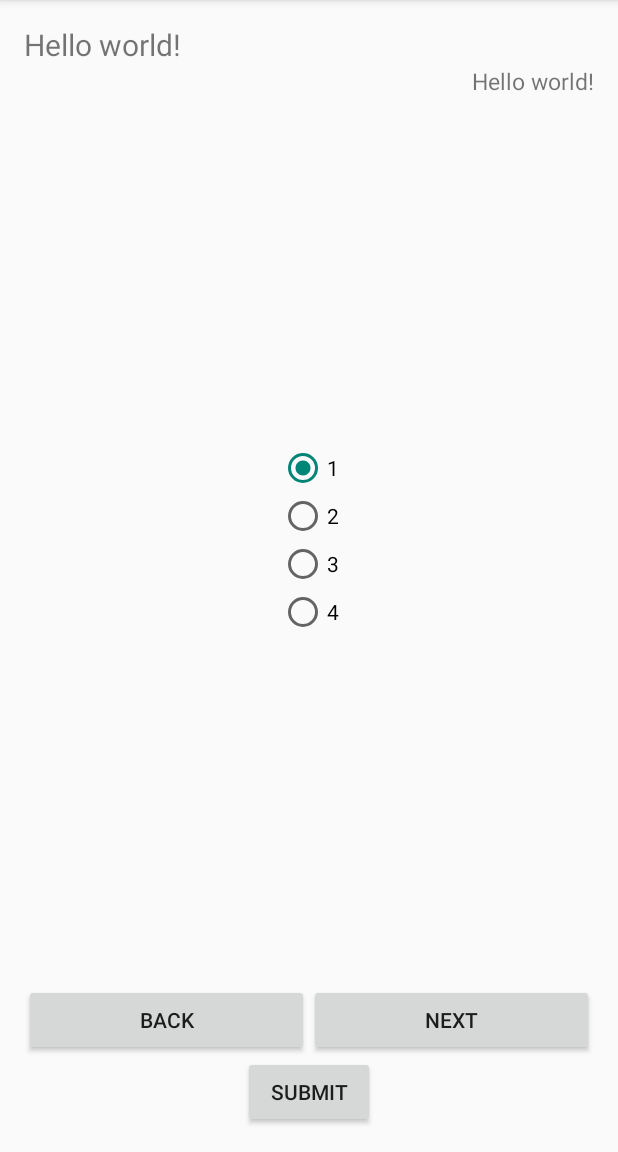
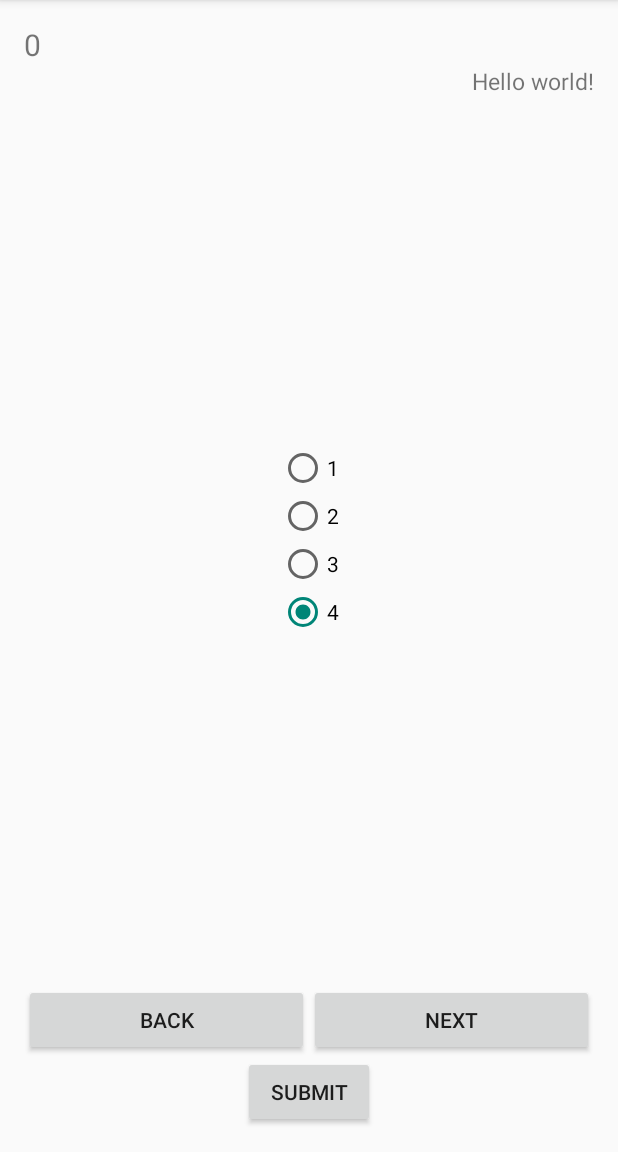
Before and after one commit to tams1993/HomeButton, an Android app: the screen it shows after launch (MainActivity), on a phone screen of 412 x 824 dp, the part 84-1236 px from its top. Run offline under Robolectric (Android 15) with nearby library versions, the phone set to English and light mode, and no system bars.

```diff
--- a/app/src/main/java/app/gko/homebutton/MainActivity.java
+++ b/app/src/main/java/app/gko/homebutton/MainActivity.java
@@ -26,14 +26,16 @@ public class MainActivity extends ActionBarActivity {
 
     private RadioGroup radioGroup;
     private RadioButton radioButton;
-    private Button button;
-    private TextView textView;
+    private Button button, btnBack, btnNext;
+    private TextView textView, textView2;
     private String jsonString ="{\"question_all\":{\"question\":[{\"q\":\"question1\",\"a1\":\"answer1\",\"a2\":\"answer2\",\"a3\":\"answer3\",\"a4\":\"answer4\"},{\"q\":\"question2\",\"a1\":\"answer1\",\"a2\":\"answer2\",\"a3\":\"answer3\",\"a4\":\"answer4\"},{\"q\":\"question3\",\"a1\":\"answer1\",\"a2\":\"answer2\",\"a3\":\"answer3\",\"a4\":\"answer4\"},{\"q\":\"question4\",\"a1\":\"answer1\",\"a2\":\"answer2\",\"a3\":\"answer3\",\"a4\":\"answer4\"}]}}";
+
+    private String[] quetion;
 
     private static final String TAG = "json";
 
 
-    int Counter = 0;
+    private int Counter = 0;
 
 
 //    @Override
@@ -108,12 +110,138 @@ public class MainActivity extends ActionBarActivity {
 
         radioGroup = (RadioGroup) findViewById(R.id.radioGroup);
 
+        textView2 = (TextView) findViewById(R.id.textView2);
+
+
+        btnBack = (Button) findViewById(R.id.backButton);
+        btnNext = (Button) findViewById(R.id.nextButton);
+        button = (Button) findViewById(R.id.button);
+        textView = (TextView) findViewById(R.id.textView2);
+
+        final SharedPreferences sp = getSharedPreferences("PREF_NAME", Context.MODE_PRIVATE);
+        final SharedPreferences.Editor editor = sp.edit();
+        textView2.setText(String.valueOf(Counter));
 
 
 
-        SharedPreferences sp = getSharedPreferences("PREF_NAME", Context.MODE_PRIVATE);
-        SharedPreferences.Editor editor = sp.edit();
 
+
+
+        ((RadioButton)radioGroup.getChildAt(3)).setChecked(true);
+
+       final int selectID = radioGroup.getCheckedRadioButtonId();
+        View radioButton = radioGroup.findViewById(selectID);
+       final int idx = radioGroup.indexOfChild(radioButton);
+
+        editor.putString("answer_" + Counter, String.valueOf(idx));
+        editor.commit();
+
+
+        for (Counter = 0; Counter <= 20; Counter++) {
+
+            button.setOnClickListener(new View.OnClickListener() {
+                @Override
+                public void onClick(View v) {
+
+
+                    try {
+
+
+
+
+
+
+
+                        editor.putString("answer_" + Counter, String.valueOf(Counter));
+                        editor.commit();
+
+
+
+
+//                    if (selectID == 2) {
+//
+//                        Counter++;
+//
+//
+//
+//                    }
+                        Toast.makeText(getApplicationContext(), sp.getString("answer_" + Counter, String.valueOf(-1)), Toast.LENGTH_SHORT).show();
+                        Toast.makeText(getApplicationContext(), String.valueOf(Counter), Toast.LENGTH_SHORT).show();
+
+
+//                    textView.setText(String.valueOf(Counter));
+
+//                    textView.setText(radioButton.getText());
+//                    Toast.makeText(MainActivity.this, String.valueOf(Counter), Toast.LENGTH_SHORT).show();
+
+                    } catch (Exception e) {
+
+
+                    }
+
+
+
+                }
+            });
+
+
+        }
+
+
+
+
+
+        btnNext.setOnClickListener(new View.OnClickListener() {
+            @Override
+            public void onClick(View v) {
+
+                if (Counter == 19) {
+
+                    Counter = 0;
+                    textView2.setText(String.valueOf(Counter));
+                    quetion[Counter] = String.valueOf(idx);
+
+                    editor.putString("answer " + Counter, String.valueOf(idx));
+                    editor.commit();
+
+                } else {
+                    Counter++;
+                    textView2.setText(String.valueOf(Counter));
+                    quetion[Counter] = String.valueOf(idx);
+                    editor.putString("answer " + Counter, String.valueOf(idx));
+                    editor.commit();
+
+                }
+
+
+
+            }
+        });
+
+        btnBack.setOnClickListener(new View.OnClickListener() {
+            @Override
+            public void onClick(View v) {
+
+                if (Counter <= 0) {
+
+                    Counter = 19;
+                    textView2.setText(String.valueOf(Counter));
+                    quetion[Counter] = String.valueOf(idx);
+                    editor.putString("answer " + Counter, String.valueOf(idx));
+                    editor.commit();
+
+
+                } else {
+                    Counter--;
+                    textView2.setText(String.valueOf(Counter));
+                    quetion[Counter] = String.valueOf(idx);
+                    editor.putString("answer " + Counter, String.valueOf(idx));
+                    editor.commit();
+
+                }
+
+            }
+        });
 
 
 
@@ -148,8 +276,7 @@ public class MainActivity extends ActionBarActivity {
 
 
         final RadioGroup radioGroup = (RadioGroup) findViewById(R.id.radioGroup);
-        button = (Button) findViewById(R.id.button);
-        textView = (TextView) findViewById(R.id.textView2);
+
 
 
         final String[] radioText = getResources().getStringArray(R.array.question);
@@ -274,48 +401,7 @@ public class MainActivity extends ActionBarActivity {
 
 
 
-        ((RadioButton)radioGroup.getChildAt(0)).setChecked(true);
 
-        button.setOnClickListener(new View.OnClickListener() {
-            @Override
-            public void onClick(View v) {
-
-
-                try {
-
-                    int selectID = radioGroup.getCheckedRadioButtonId();
-                    View radioButton = radioGroup.findViewById(selectID);
-                    int idx = radioGroup.indexOfChild(radioButton);
-
-
-
-
-
-
-//                    if (selectID == 2) {
-//
-//                        Counter++;
-//
-//
-//
-//                    }
-                    Toast.makeText(getApplicationContext(),String.valueOf(idx),Toast.LENGTH_SHORT).show();
-
-
-//                    textView.setText(String.valueOf(Counter));
-
-//                    textView.setText(radioButton.getText());
-//                    Toast.makeText(MainActivity.this, String.valueOf(Counter), Toast.LENGTH_SHORT).show();
-
-                } catch (Exception e) {
-
-
-                }
-
-
-
-            }
-        });
 
 
 
```
